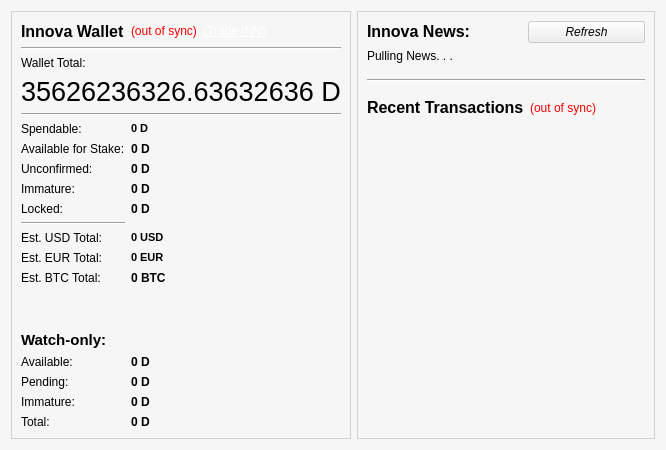
Above: src/qt/forms/overviewpage.ui from innova-foundation/innova before the change. Below: the same form after it.
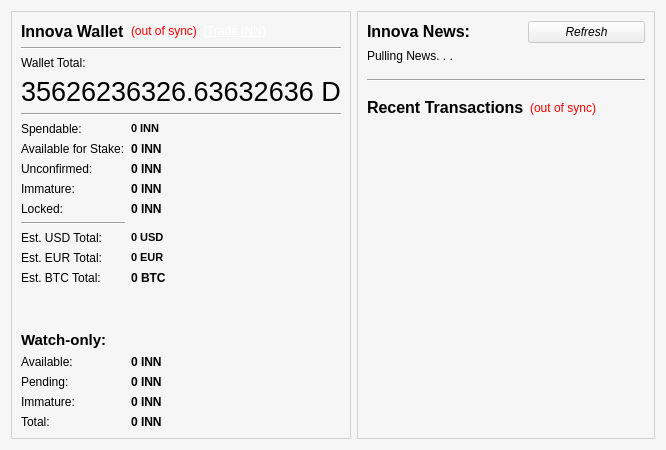
That is the form after the change. Icons and pictures are not drawn.

What changed in the file:
```diff
--- a/src/qt/forms/overviewpage.ui
+++ b/src/qt/forms/overviewpage.ui
@@ -136,7 +136,7 @@
              <string>Total of coins that was staked, and do not yet count toward the current balance</string>
             </property>
             <property name="text">
-             <string notr="true">0 D</string>
+             <string notr="true">0 INN</string>
             </property>
             <property name="textInteractionFlags">
              <set>Qt::LinksAccessibleByMouse|Qt::TextSelectableByKeyboard|Qt::TextSelectableByMouse</set>
@@ -165,7 +165,7 @@
              <string>Total of transactions that have yet to be confirmed, and do not yet count toward the current balance</string>
             </property>
             <property name="text">
-             <string notr="true">0 D</string>
+             <string notr="true">0 INN</string>
             </property>
             <property name="textInteractionFlags">
              <set>Qt::LinksAccessibleByMouse|Qt::TextSelectableByKeyboard|Qt::TextSelectableByMouse</set>
@@ -188,7 +188,7 @@
              <string>Your current spendable balance</string>
             </property>
             <property name="text">
-             <string notr="true">0 D</string>
+             <string notr="true">0 INN</string>
             </property>
             <property name="textInteractionFlags">
              <set>Qt::LinksAccessibleByMouse|Qt::TextSelectableByKeyboard|Qt::TextSelectableByMouse</set>
@@ -214,7 +214,7 @@
              <string>Balance from new stakes or coins that is not mature enough to be spent</string>
             </property>
             <property name="text">
-             <string notr="true">0 D</string>
+             <string notr="true">0 INN</string>
             </property>
             <property name="textInteractionFlags">
              <set>Qt::LinksAccessibleByMouse|Qt::TextSelectableByKeyboard|Qt::TextSelectableByMouse</set>
@@ -252,7 +252,7 @@
              <string>Current total balance in watch-only addresses</string>
             </property>
             <property name="text">
-             <string notr="true">0 D</string>
+             <string notr="true">0 INN</string>
             </property>
             <property name="alignment">
              <set>Qt::AlignLeading|Qt::AlignLeft|Qt::AlignVCenter</set>
@@ -277,7 +277,7 @@
              <string>Your current balance in watch-only addresses</string>
             </property>
             <property name="text">
-             <string notr="true">0 D</string>
+             <string notr="true">0 INN</string>
             </property>
             <property name="alignment">
              <set>Qt::AlignLeading|Qt::AlignLeft|Qt::AlignVCenter</set>
@@ -316,7 +316,7 @@
              <string>Mined balance in watch-only addresses that has not yet matured</string>
             </property>
             <property name="text">
-             <string notr="true">0 D</string>
+             <string notr="true">0 INN</string>
             </property>
             <property name="alignment">
              <set>Qt::AlignLeading|Qt::AlignLeft|Qt::AlignVCenter</set>
@@ -394,7 +394,7 @@
              <string>Unconfirmed transactions to watch-only addresses</string>
             </property>
             <property name="text">
-             <string notr="true">0 D</string>
+             <string notr="true">0 INN</string>
             </property>
             <property name="alignment">
              <set>Qt::AlignLeading|Qt::AlignLeft|Qt::AlignVCenter</set>
@@ -449,7 +449,7 @@
              <string>Balance locked from usage, e.g. masternode collateral</string>
             </property>
             <property name="text">
-             <string>0 D</string>
+             <string>0 INN</string>
             </property>
             <property name="textInteractionFlags">
              <set>Qt::TextSelectableByKeyboard|Qt::TextSelectableByMouse</set>
```
